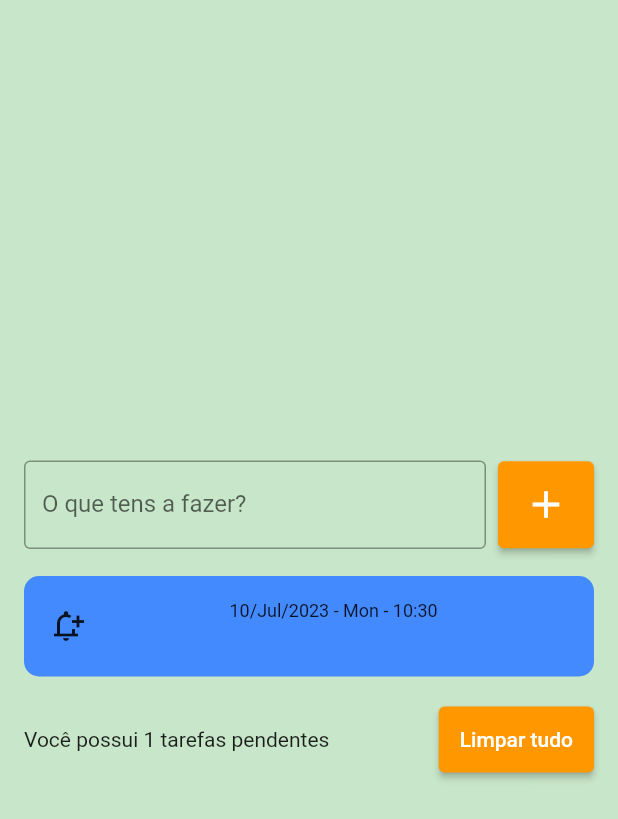
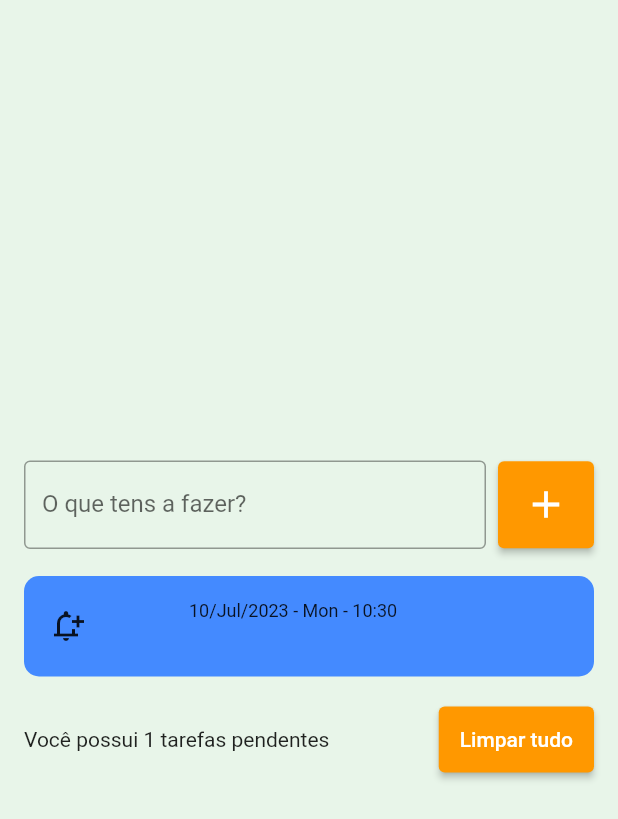
Before and after one commit to VivianeSouza923/todo_list, a Flutter app: the screen it shows after launch, after a tap on the "add" icon, on a phone screen of 412 x 824 dp. Shown: the top 819 px of the screen. Run offline on Flutter 3.47's test engine with Material 2 defaults, Android fonts, the phone set to English and light mode, and no system bars; drawn by our look-alikes of flutter_slidable.

Commit message:
today's work

```diff
--- a/lib/Widgets/todo_list_item.dart
+++ b/lib/Widgets/todo_list_item.dart
@@ -11,8 +11,51 @@ class TodoListItem extends StatelessWidget {
   @override
   Widget build(BuildContext context) {
     //DateTime dataAtual = DateTime.now();
-    return Slidable(
+    return Padding(
+      padding: const EdgeInsets.symmetric(vertical: 2.0),
+      child: Slidable(
+        actionExtentRatio:  0.15,
         actionPane: const SlidableBehindActionPane(),
+        //lista de ações que vamos ter. lista tem o mesmo número de elemento que o número de botões
+        // botões que aparecem na direita, caso você deslize para a esquerda
+        secondaryActions:  [
+
+          // botão de deletar tarefa
+
+
+
+          IconSlideAction(
+
+            color: Colors.grey,
+            icon: Icons.delete_outline,
+            caption: "Deletar!",
+            //função anônima para o onTap
+            onTap: () {},
+
+
+
+          ),
+
+          // botão de editar tarefa:
+
+
+
+          IconSlideAction(
+
+            color: Colors.yellow,
+            icon: Icons.edit_note,
+            caption: "Editar",
+            //função anônima para o onTap
+            onTap: () {},
+
+
+
+          ),
+
+
+        ],
+        //botões que aparecem no lado esquerdo, caso você deslize para a direita
+        //     -------->          actions: [],                   <------------
         child: Container(
           decoration: BoxDecoration(
             borderRadius: BorderRadius.circular(10),
@@ -20,19 +63,17 @@ class TodoListItem extends StatelessWidget {
           ),
 
           //height: 60, --> não preciso mais porque é interessante que se autoajuste para evitar overflow.
-        margin: const EdgeInsets.symmetric(
-            vertical: 2), // é para espaçamento fora do container
-        padding:
-            const EdgeInsets.all(16), // é para espaçamento dentro do container
+          //margin: const EdgeInsets.symmetric(vertical: 2), // é para espaçamento fora do container
+          padding: const EdgeInsets.all(16), // é para espaçamento dentro do container
           child: Column(
-          crossAxisAlignment: CrossAxisAlignment.start,
+            crossAxisAlignment: CrossAxisAlignment.stretch,
             children: [
               Row(
                 mainAxisAlignment: MainAxisAlignment.start,
                 children: [
                   const Icon(Icons.notification_add_outlined),
                   const SizedBox(
-                  width: 97,
+                    width: 70,
                   ),
                   Column(
                     mainAxisAlignment: MainAxisAlignment.start,
@@ -58,6 +99,7 @@ class TodoListItem extends StatelessWidget {
             ],
           ),
         ),
+      ),
     );
   }
 }
--- a/lib/pages/todo_list_page.dart
+++ b/lib/pages/todo_list_page.dart
@@ -22,7 +22,7 @@ class _TodoListPageState extends State<TodoListPage> {
     // base de todas ou praticamente todas as telas
     return SafeArea(
       child: Scaffold(
-        backgroundColor: Colors.green[100],
+        backgroundColor: Colors.green[50],
         body: Center(
           child: Padding(
             padding: const EdgeInsets.all(16.0),
```
Also changed, not shown: pubspec.lock. Lines whose indentation alone changed are shown as unchanged.
